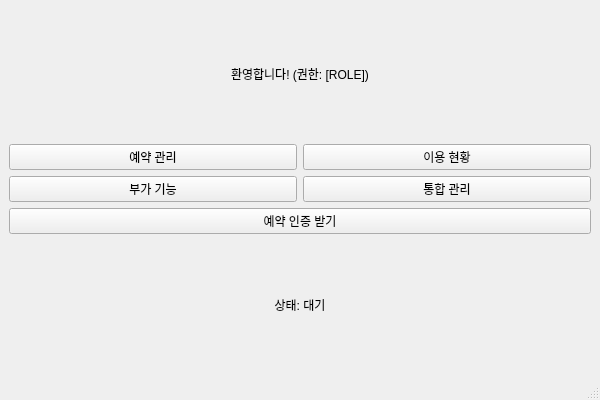
Above: adminGUI/home.ui from addinedu-ros-10th/iot-repo-1 before the change. Below: the same form after it.
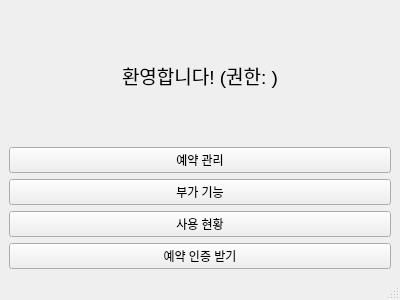
That is the form after the change.

Patch:
```diff
--- a/adminGUI/home.ui
+++ b/adminGUI/home.ui
@@ -6,8 +6,8 @@
    <rect>
     <x>0</x>
     <y>0</y>
-    <width>600</width>
-    <height>400</height>
+    <width>400</width>
+    <height>300</height>
    </rect>
   </property>
   <property name="windowTitle">
@@ -17,8 +17,13 @@
    <layout class="QVBoxLayout" name="verticalLayout">
     <item>
      <widget class="QLabel" name="welcomeLabel">
+      <property name="font">
+       <font>
+        <pointsize>14</pointsize>
+       </font>
+      </property>
       <property name="text">
-       <string>환영합니다! (권한: [ROLE])</string>
+       <string>환영합니다! (권한: )</string>
       </property>
       <property name="alignment">
        <set>Qt::AlignCenter</set>
@@ -26,7 +31,7 @@
      </widget>
     </item>
     <item>
-     <layout class="QHBoxLayout">
+     <layout class="QVBoxLayout" name="buttonLayout">
       <item>
        <widget class="QPushButton" name="reservationBtn">
         <property name="text">
@@ -35,17 +40,6 @@
        </widget>
       </item>
       <item>
-       <widget class="QPushButton" name="usageBtn">
-        <property name="text">
-         <string>이용 현황</string>
-        </property>
-       </widget>
-      </item>
-     </layout>
-    </item>
-    <item>
-     <layout class="QHBoxLayout">
-      <item>
        <widget class="QPushButton" name="extraBtn">
         <property name="text">
          <string>부가 기능</string>
@@ -53,13 +47,11 @@
        </widget>
       </item>
       <item>
-       <widget class="QPushButton" name="integrationBtn">
+       <widget class="QPushButton" name="usageBtn">
         <property name="text">
-         <string>통합 관리</string>
+         <string>사용 현황</string>
         </property>
        </widget>
-      </item>
-     </layout>
     </item>
     <item>
      <widget class="QPushButton" name="checkReservationBtn">
@@ -68,15 +60,7 @@
       </property>
      </widget>
     </item>
-    <item>
-     <widget class="QLabel" name="statusLabel">
-      <property name="text">
-       <string>상태: 대기</string>
-      </property>
-      <property name="alignment">
-       <set>Qt::AlignCenter</set>
-      </property>
-     </widget>
+     </layout>
     </item>
    </layout>
   </widget>
```
Left out of the diff: 2 changed lines with no effect on the pictures. Lines whose indentation alone changed are shown as unchanged.
